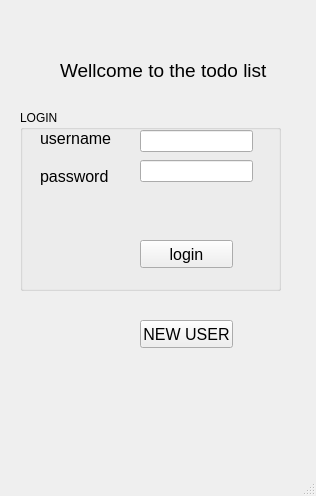
Before: the Qt Designer form mainwindow.ui in kuku20/qttodolist, drawn with Qt 5.
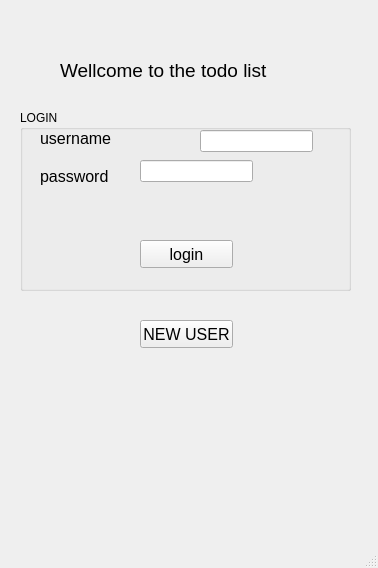
After: the same form once the commit is applied.

Patch:
```diff
--- a/mainwindow.ui
+++ b/mainwindow.ui
@@ -6,8 +6,8 @@
    <rect>
     <x>0</x>
     <y>0</y>
-    <width>316</width>
-    <height>496</height>
+    <width>378</width>
+    <height>568</height>
    </rect>
   </property>
   <property name="windowTitle">
@@ -55,7 +55,7 @@
      <rect>
       <x>20</x>
       <y>110</y>
-      <width>261</width>
+      <width>331</width>
       <height>181</height>
      </rect>
     </property>
@@ -119,7 +119,7 @@
     <widget class="QLineEdit" name="lineEdit_userInput">
      <property name="geometry">
       <rect>
-       <x>120</x>
+       <x>180</x>
        <y>20</y>
        <width>113</width>
        <height>22</height>
```
